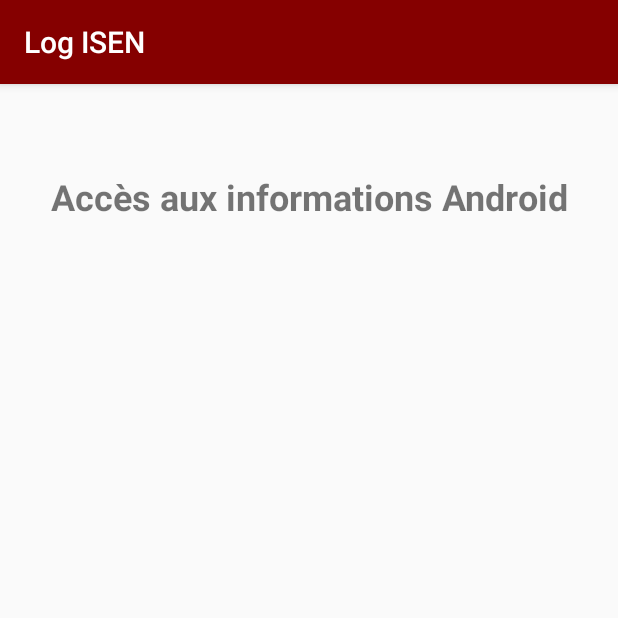
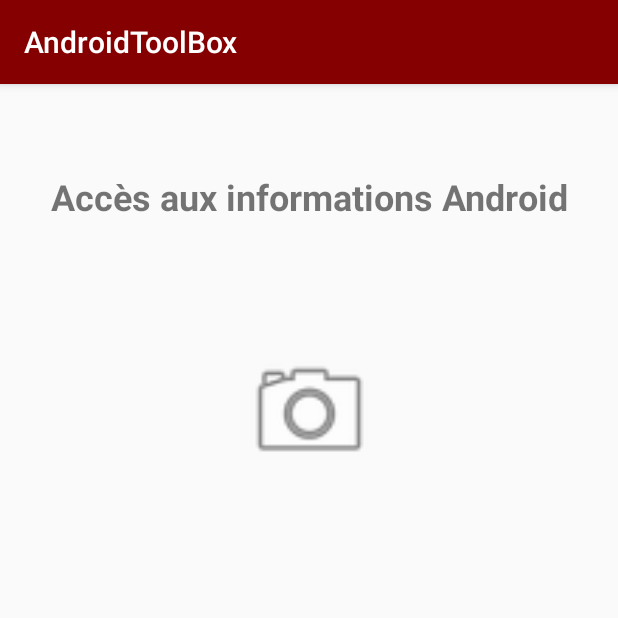
Before and after one commit to EvannDev/AndroidKtlToolBox, an Android app: the PermissionActivity screen opened directly, with no data from a screen before it, on a phone screen of 412 x 824 dp, the top half of it. Run offline under Robolectric (Android 15) with nearby library versions, the phone set to English and light mode, and no system bars.

```diff
--- a/app/src/main/res/layout/activity_permissions.xml
+++ b/app/src/main/res/layout/activity_permissions.xml
@@ -2,6 +2,7 @@
 <androidx.constraintlayout.widget.ConstraintLayout xmlns:android="http://schemas.android.com/apk/res/android"
     xmlns:app="http://schemas.android.com/apk/res-auto"
     xmlns:tools="http://schemas.android.com/tools"
+    android:id="@+id/pictCameraPerm"
     android:layout_width="match_parent"
     android:layout_height="match_parent"
     tools:context=".activity.PermissionActivity">
@@ -20,13 +21,14 @@
         app:layout_constraintVertical_bias="0.07999998" />
 
     <ImageView
-        android:id="@+id/pictureFacePhoto"
-        android:layout_width="wrap_content"
-        android:layout_height="wrap_content"
+        android:id="@+id/pictGalleryPerm"
+        android:layout_width="90dp"
+        android:layout_height="90dp"
+        android:src="@android:drawable/ic_menu_camera"
         app:layout_constraintBottom_toBottomOf="parent"
         app:layout_constraintEnd_toEndOf="parent"
         app:layout_constraintStart_toStartOf="parent"
         app:layout_constraintTop_toBottomOf="@+id/titlePerm"
-        app:layout_constraintVertical_bias="0.19"
-        tools:src="@tools:sample/avatars[0]" />
+        app:layout_constraintVertical_bias="0.13999999" />
+
 </androidx.constraintlayout.widget.ConstraintLayout>
--- a/app/src/main/res/values/strings.xml
+++ b/app/src/main/res/values/strings.xml
@@ -1,6 +1,6 @@
 <resources>
     <!-- Manifest -->
-    <string name="app_name">Log ISEN</string>
+    <string name="app_name">AndroidToolBox</string>
 
     <!-- Login -->
     <string name="button">connexion</string>
```
Also changed, not shown: app/src/main/java/fr/isen/debailliencourt/android/activity/PermissionActivity.kt (+56 -12 lines).
